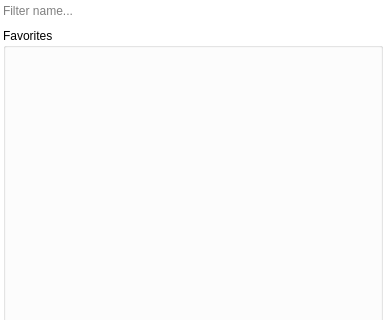
This is plugins/perspective/GraphPerspective/designer/AlgorithmRunner.ui in vadivelselvaraj/TulipGLImprovement as Qt 5 draws it before an edit; both pictures show x 0 to 386 and y 0 to 320 of the 386 by 712 pixel window. The edited form follows.
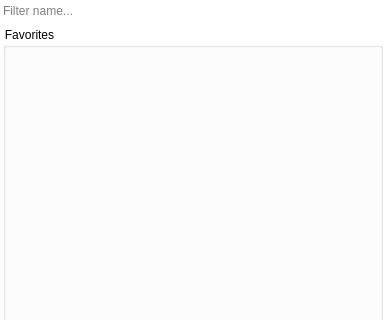
This is the edited form. Icons and pictures are not drawn. Custom widgets are drawn as their Qt base class.

Commit message: Favorite algorithms system is now in place and serialized in application settings

```diff
--- a/plugins/perspective/GraphPerspective/designer/AlgorithmRunner.ui
+++ b/plugins/perspective/GraphPerspective/designer/AlgorithmRunner.ui
@@ -26,6 +26,9 @@
 subcontrol-position: top left;
 padding: 0 3px;
 }
+#favoritesBox::title {
+spacing: 24px;
+}
 ExpandableGroupBox::indicator:unchecked {
 image: url(:/tulip/gui/ui/right_arrow-black.png);
 }
```
Left out of the diff: 7 changed lines with no effect on the pictures. The commit also changes 10 other files.
